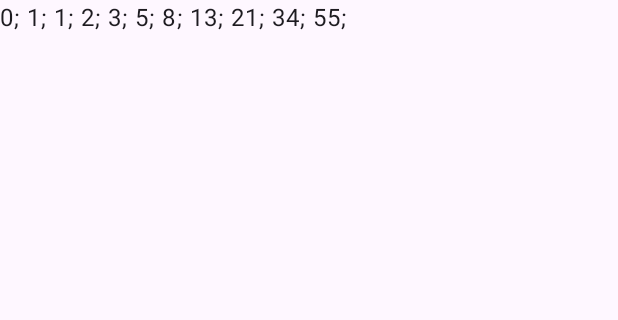
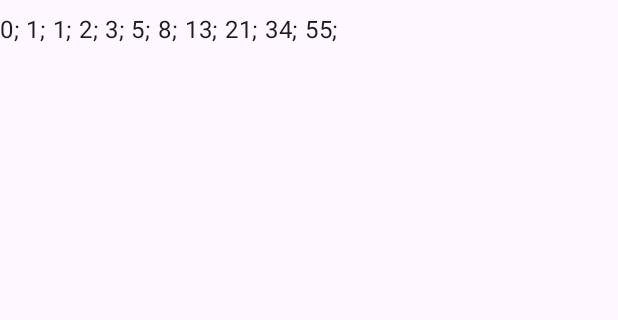
Before and after one commit to DanyElAlgo/kotlin-exam-2, an Android app built with Jetpack Compose: the screen it shows after launch (MainActivity), on a phone screen of 412 x 824 dp, the part 288-608 px from its top. Run offline under Robolectric (Android 15) with nearby library versions, the phone set to English and light mode, and no system bars.

Commit message:
función implementada correctamente

```diff
--- a/task-extra/app/src/main/java/com/example/fibonacci/MainActivity.kt
+++ b/task-extra/app/src/main/java/com/example/fibonacci/MainActivity.kt
@@ -45,14 +45,13 @@ class MainActivity : ComponentActivity() {
     }
 }
 
-fun Fibo(n: Int): Int { // Retornar la secuencia de Fibonacci desde 0 hasta la posición n
+fun Fibo(n: Int): Int {
     return if (n <= 1) n else Fibo(n - 1) + Fibo(n - 2)
 }
 
 @Composable
 fun Greeting(name: String, n: Int, modifier: Modifier = Modifier.padding(16.dp)) {
     var textInput by remember { mutableStateOf("10") }
-    // State for the number used in calculation (Int)
     var fiboNumber by remember { mutableIntStateOf(10) }
     Column {
         Text(
@@ -68,7 +67,6 @@ fun Greeting(name: String, n: Int, modifier: Modifier = Modifier.padding(16.dp))
         )
         Button(
             onClick = {
-                // Convert string input to Int, default to 0 if invalid
                 fiboNumber = textInput.toIntOrNull() ?: 0
             },
             modifier = Modifier.padding(vertical = 16.dp)
@@ -76,18 +74,23 @@ fun Greeting(name: String, n: Int, modifier: Modifier = Modifier.padding(16.dp))
             Text("Calculate")
         }
         Text(
-            text = "Fibonacci of $n is ${Fibo(10)}",
+            text = "Fibonacci of $fiboNumber is ${Fibo(fiboNumber)}",
             modifier = modifier
         )
-        Row {
+        Row(modifier = Modifier.padding(top = 8.dp)) {
             var x = 0
-            while (x <= n) {
-                Text(
-                    text = "${Fibo(x)}; ",
-                    modifier = modifier
-                )
+            // Limit loop to prevent freezing if user types a huge number accidentally
+            val safeLimit = if (fiboNumber > 20) 20 else fiboNumber
+
+            var sequenceString = ""
+            while (x <= safeLimit) {
+                sequenceString += "${Fibo(x)}; "
                 x += 1
             }
+            Text(text = sequenceString)
+        }
+        if (fiboNumber > 20) {
+            Text("(Sequence display capped at 20 for UI safety)")
         }
     }
 }
```
